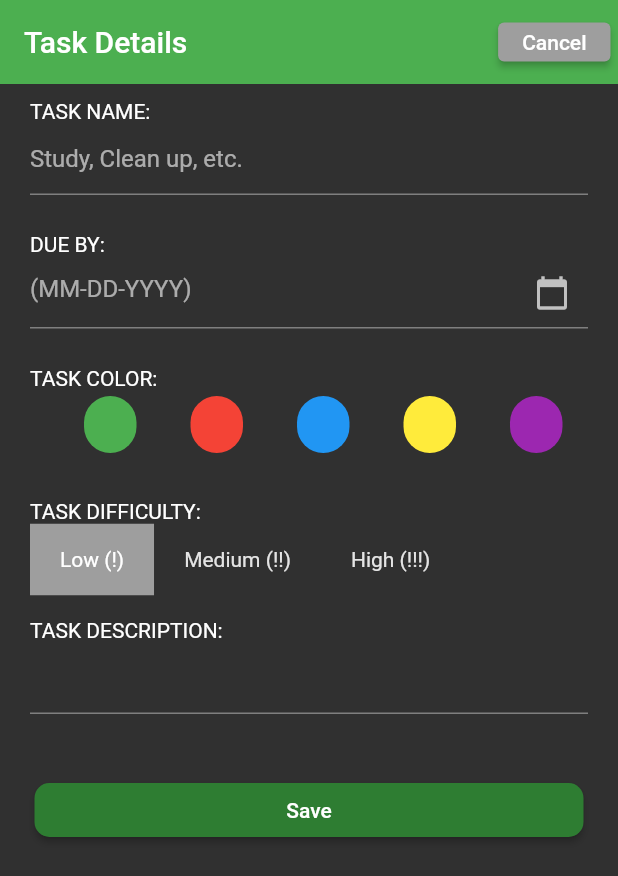
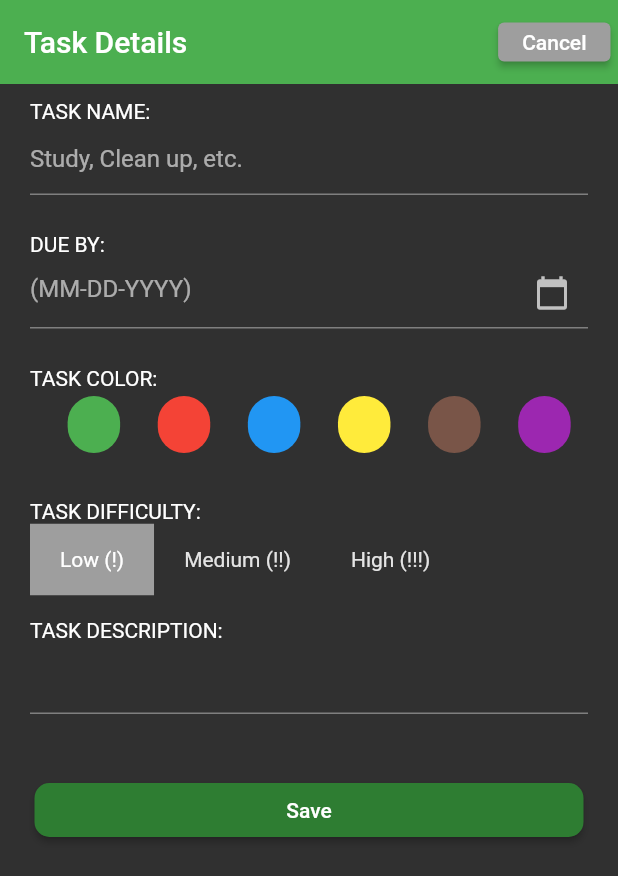
Before and after one commit to OmarIT555/NextStepPlanningApp, a Flutter app: the TaskDetails screen opened directly, on a phone screen of 412 x 824 dp. Shown: the top 876 px of the screen. Run offline on Flutter 3.47's test engine with Material 2 defaults, Android fonts, the phone set to English and light mode, and no system bars; our stand-ins replace flutter_bloc, flutter_speed_dial, shared_preferences, sqflite; accounts and stored records are empty; statements that could not run were skipped.

Commit message:
Added some color in CCP-page.

```diff
--- a/lib/customColorPicker.dart
+++ b/lib/customColorPicker.dart
@@ -17,6 +17,7 @@ class _MyCustomColorPickerState extends State<MyCustomColorPicker> {
   String red = 'Red';
   String blue = 'Blue';
   String yellow = 'Yellow';
+  String brown = 'Brown';
   String purple = 'Purple';
 
 
@@ -129,6 +130,29 @@ class _MyCustomColorPickerState extends State<MyCustomColorPicker> {
                         ),
                         SizedBox(width: 2.0,),
                         InkWell(
+                          onTap: (){
+                            selectedCategory = new List<String>();
+                            selectedCategory.add(brown);
+                            selectedColor = "brown";
+                            widget.callback(selectedColor);
+                            setState(() {});
+                          },
+                          child: Container(
+                            padding: EdgeInsets.symmetric(vertical: 10.0, horizontal: 12.0),
+                            decoration: BoxDecoration(
+                              color: Colors.brown,
+                              border: Border.all(
+                                width: 3,
+                                color: selectedCategory.contains(green) ? Colors.grey[700] : Colors.transparent,
+                              ),
+                              borderRadius: BorderRadius.all(Radius.circular(48.0)),
+                            ),
+                            child: Text('  ',
+                              style: TextStyle(color: Colors.grey[900], fontSize: 10.0, fontWeight: FontWeight.w500),),
+                          ),
+                        ),
+                        SizedBox(width: 2.0,),
+                        InkWell(
                           splashColor: Colors.blue[100],
                           onTap: (){
                             selectedCategory = new List<String>();
```
Also changed, not shown: pubspec.lock.
